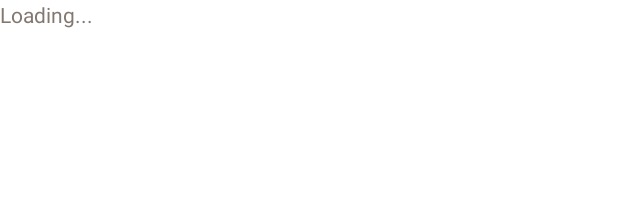
After one commit to rlundquist3/arb-android, an Android app: the layout fragment_about.xml on its own in the app's theme, with its tools: preview values and no code run, on a phone screen of 412 x 824 dp. The commit adds this screen. Shown: the top 197 px of the screen. Run offline under Robolectric (Android 15) with nearby library versions, the phone set to English and light mode, and no system bars; network calls fail.

Commit message:
server interaction working for about page

```diff
--- a/app/build.gradle
+++ b/app/build.gradle
@@ -25,4 +25,5 @@ dependencies {
     compile 'com.android.support:appcompat-v7:23.4.0'
     compile 'com.google.android.gms:play-services:8.4.0'
     compile 'com.android.support:design:23.4.0'
+    compile 'com.android.support:support-v4:23.4.0'
 }
--- a/app/src/main/res/drawable/side_nav_bar.xml
+++ b/app/src/main/res/drawable/side_nav_bar.xml
@@ -2,8 +2,8 @@
     android:shape="rectangle">
     <gradient
         android:angle="135"
-        android:centerColor="#696969"
-        android:endColor="#1C1C1C"
-        android:startColor="#969696"
+        android:centerColor="@color/k_green"
+        android:endColor="@color/k_green"
+        android:startColor="@color/k_lime"
         android:type="linear" />
 </shape>
--- a/app/src/main/res/layout/content_main.xml
+++ b/app/src/main/res/layout/content_main.xml
@@ -1,7 +1,8 @@
 <?xml version="1.0" encoding="utf-8"?>
-<RelativeLayout xmlns:android="http://schemas.android.com/apk/res/android"
+<FrameLayout xmlns:android="http://schemas.android.com/apk/res/android"
     xmlns:app="http://schemas.android.com/apk/res-auto"
     xmlns:tools="http://schemas.android.com/tools"
+    android:id="@+id/fragment_container"
     android:layout_width="match_parent"
     android:layout_height="match_parent"
     android:paddingBottom="@dimen/activity_vertical_margin"
@@ -22,4 +23,4 @@
         tools:context="com.rileylundquist.arb.MapsActivity"
         android:layout_margin="0dp" />
 
-</RelativeLayout>
+</FrameLayout>
--- /dev/null
+++ b/app/src/main/res/layout/fragment_about.xml
@@ -0,0 +1,15 @@
+<FrameLayout xmlns:android="http://schemas.android.com/apk/res/android"
+    xmlns:tools="http://schemas.android.com/tools"
+    android:layout_width="match_parent"
+    android:layout_height="match_parent"
+    tools:context="com.rileylundquist.arb.AboutFragment"
+    android:background="@color/k_white">
+
+    <TextView
+        android:id="@+id/about_text"
+        android:layout_width="match_parent"
+        android:layout_height="match_parent"
+        android:text="@string/loading"
+        android:textColor="@color/k_grey" />
+
+</FrameLayout>
--- a/app/src/main/res/values/colors.xml
+++ b/app/src/main/res/values/colors.xml
@@ -4,6 +4,16 @@
     <color name="colorPrimaryDark">#303F9F</color>
     <color name="colorAccent">#FF4081</color>
 
-    <color name="trailColor">#AA4DDBC8</color>
-    <color name="boundaryColor">#AA654E96</color>
+    <!-- Kalamazoo College Color Palette -->
+    <color name="k_white">#ffffff</color>
+    <color name="k_black">#000000</color>
+    <color name="k_grey">#837870</color>
+    <color name="k_orange">#EA6820</color>
+    <color name="k_green">#6A7F10</color>
+    <color name="k_lime">#A2B500</color>
+    <color name="k_yellow">#EFBD47</color>
+    <color name="k_red">#9E0E19</color>
+    <color name="k_aqua">#006983</color>
+    <color name="k_olive">#978700</color>
+    <color name="k_purple">#580162</color>
 </resources>
--- a/app/src/main/res/values/dimens.xml
+++ b/app/src/main/res/values/dimens.xml
@@ -3,7 +3,7 @@
     <dimen name="nav_header_vertical_spacing">16dp</dimen>
     <dimen name="nav_header_height">160dp</dimen>
     <!-- Default screen margins, per the Android Design guidelines. -->
-    <dimen name="activity_horizontal_margin">16dp</dimen>
-    <dimen name="activity_vertical_margin">16dp</dimen>
+    <dimen name="activity_horizontal_margin">0dp</dimen>
+    <dimen name="activity_vertical_margin">0dp</dimen>
     <dimen name="fab_margin">16dp</dimen>
 </resources>
--- a/app/src/main/res/values/strings.xml
+++ b/app/src/main/res/values/strings.xml
@@ -6,4 +6,8 @@
     <string name="navigation_drawer_close">Close navigation drawer</string>
 
     <string name="action_settings">Settings</string>
+
+    <string name="loading">Loading...</string>
+
+    <string name="connection_error">Unable to connect</string>
 </resources>
--- a/app/src/main/res/values/styles.xml
+++ b/app/src/main/res/values/styles.xml
@@ -3,9 +3,9 @@
     <!-- Base application theme. -->
     <style name="AppTheme" parent="Theme.AppCompat.Light.DarkActionBar">
         <!-- Customize your theme here. -->
-        <item name="colorPrimary">@color/colorPrimary</item>
-        <item name="colorPrimaryDark">@color/colorPrimaryDark</item>
-        <item name="colorAccent">@color/colorAccent</item>
+        <item name="colorPrimary">@color/k_green</item>
+        <item name="colorPrimaryDark">@color/k_green</item>
+        <item name="colorAccent">@color/k_orange</item>
     </style>
 
     <style name="AppTheme.NoActionBar">
```
Also changed, not shown: app/src/main/AndroidManifest.xml (+3 -5 lines), app/src/main/java/com/rileylundquist/arb/AboutFragment.java (added, +131 -0 lines), app/src/main/java/com/rileylundquist/arb/MainActivity.java (+22 -8 lines), app/src/main/java/com/rileylundquist/arb/ServerConnection.java (added, +115 -0 lines), app/src/main/res/drawable/ic_info_black_24dp.xml (added, +9 -0 lines), app/src/main/res/menu/activity_main_drawer.xml (+8 -4 lines), app/src/main/ic_launcher-web.png (added), app/src/main/res/mipmap-hdpi/ic_launcher.png, app/src/main/res/mipmap-mdpi/ic_launcher.png, app/src/main/res/mipmap-xhdpi/ic_launcher.png, app/src/main/res/mipmap-xxhdpi/ic_launcher.png, app/src/main/res/mipmap-xxxhdpi/ic_launcher.png.
